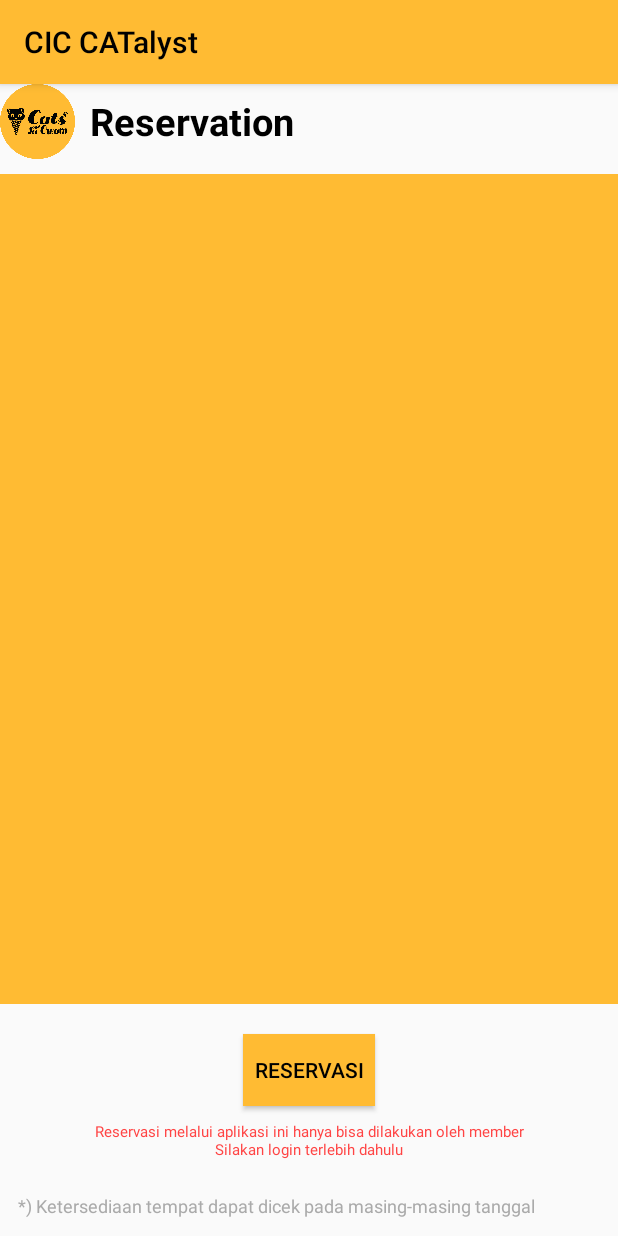
After one commit to tifaniwarnita/CIC-CATalyst, an Android app: the fragment ReservationFragment shown on its own in the app's theme, on a phone screen of 412 x 824 dp. The commit adds this screen. Run offline under Robolectric (Android 15) with nearby library versions, the phone set to English and light mode, and no system bars; libraries missing offline, so code that uses them is left out: com.roomorama.caldroid; 5 statements that could not run were skipped.

Commit message:
Add reservation fragment

```diff
--- a/CICCATalyst/app/build.gradle
+++ b/CICCATalyst/app/build.gradle
@@ -25,4 +25,5 @@ dependencies {
     compile 'com.android.support:appcompat-v7:23.1.1'
     compile 'com.android.support:design:23.1.1'
     compile 'com.android.support:support-v4:23.1.1'
+    compile 'com.roomorama:caldroid:3.0.1'
 }
--- a/CICCATalyst/app/src/main/java/com/tifaniwarnita/ciccatalyst/MainActivity.java
+++ b/CICCATalyst/app/src/main/java/com/tifaniwarnita/ciccatalyst/MainActivity.java
@@ -146,7 +146,11 @@ public class MainActivity extends AppCompatActivity
                     .addToBackStack(getResources().getString(R.string.our_menu))
                     .commit();
         } else if (id == R.id.nav_reservation) {
-
+            FragmentManager fm = getSupportFragmentManager();
+            fm.beginTransaction()
+                    .replace(R.id.fragment_container, new ReservationFragment())
+                    .addToBackStack(getResources().getString(R.string.reservation))
+                    .commit();
         } else if (id == R.id.nav_contacts) {
             FragmentManager fm = getSupportFragmentManager();
             fm.beginTransaction()
--- /dev/null
+++ b/CICCATalyst/app/src/main/java/com/tifaniwarnita/ciccatalyst/ReservationFragment.java
@@ -0,0 +1,49 @@
+package com.tifaniwarnita.ciccatalyst;
+
+
+import android.os.Bundle;
+import android.support.v4.app.Fragment;
+import android.support.v4.app.FragmentManager;
+import android.support.v4.app.FragmentTransaction;
+import android.view.LayoutInflater;
+import android.view.View;
+import android.view.ViewGroup;
+
+import com.roomorama.caldroid.CaldroidFragment;
+
+import java.util.Calendar;
+
+
+/**
+ * A simple {@link Fragment} subclass.
+ */
+public class ReservationFragment extends Fragment {
+
+
+    public ReservationFragment() {
+        // Required empty public constructor
+    }
+
+
+    @Override
+    public View onCreateView(LayoutInflater inflater, ViewGroup container,
+                             Bundle savedInstanceState) {
+        // Inflate the layout for this fragment
+        View v =  inflater.inflate(R.layout.fragment_reservation, container, false);
+
+        CaldroidFragment caldroidFragment = new CaldroidFragment();
+        Bundle args = new Bundle();
+        Calendar cal = Calendar.getInstance();
+        args.putInt(CaldroidFragment.MONTH, cal.get(Calendar.MONTH) + 1);
+        args.putInt(CaldroidFragment.YEAR, cal.get(Calendar.YEAR));
+        caldroidFragment.setArguments(args);
+
+        FragmentManager fm = getActivity().getSupportFragmentManager();
+        fm.beginTransaction()
+                .replace(R.id.calendar_fragment_container, caldroidFragment)
+                .commit();
+
+        return v;
+    }
+
+}
--- /dev/null
+++ b/CICCATalyst/app/src/main/res/layout/fragment_reservation.xml
@@ -0,0 +1,72 @@
+<LinearLayout xmlns:android="http://schemas.android.com/apk/res/android"
+    xmlns:tools="http://schemas.android.com/tools"
+    android:layout_width="match_parent"
+    android:layout_height="match_parent"
+    android:orientation="vertical"
+    android:gravity="center_horizontal"
+    tools:context="com.tifaniwarnita.ciccatalyst.ReservationFragment">
+
+    <LinearLayout
+        android:layout_width="match_parent"
+        android:layout_height="wrap_content"
+        android:orientation="horizontal"
+        android:gravity="center_vertical"
+        android:layout_marginBottom="10dp">
+
+        <ImageView
+            android:id="@+id/cic_logo"
+            android:layout_width="50dp"
+            android:layout_height="50dp"
+            android:layout_marginRight="10dp"
+            android:src="@drawable/cic_icon_launcher"
+            android:scaleType="centerInside"/>
+
+        <TextView
+            android:layout_width="wrap_content"
+            android:layout_height="wrap_content"
+            android:textSize="25sp"
+            android:textStyle="bold"
+            android:text="@string/reservation"
+            android:textColor="@android:color/black" />
+
+    </LinearLayout>
+
+    <LinearLayout
+        android:id="@+id/calendar_fragment_container"
+        android:layout_width="match_parent"
+        android:layout_height="0dp"
+        android:layout_weight="1"
+        android:orientation="vertical"
+        android:background="@color/colorPrimary">
+
+    </LinearLayout>
+
+    <Button
+        android:id="@+id/button_reservation"
+        android:layout_marginTop="20dp"
+        android:layout_width="wrap_content"
+        android:layout_height="wrap_content"
+        android:background="@color/colorPrimary"
+        android:textColor="@android:color/black"
+        android:text="@string/reservasi"/>
+
+    <TextView
+        android:id="@+id/text_view_pesan_login"
+        android:layout_width="match_parent"
+        android:layout_height="wrap_content"
+        android:layout_margin="10dp"
+        android:text="Reservasi melalui aplikasi ini hanya bisa dilakukan oleh member\nSilakan login terlebih dahulu"
+        android:textSize="10dp"
+        android:textAlignment="center"
+        android:textColor="@android:color/holo_red_light"/>
+
+    <TextView
+        android:layout_width="match_parent"
+        android:layout_height="wrap_content"
+        android:layout_margin="12dp"
+        android:text="*) Ketersediaan tempat dapat dicek pada masing-masing tanggal"
+        android:textSize="12dp"
+        android:textColor="@android:color/darker_gray"/>
+
+
+</LinearLayout>
--- a/CICCATalyst/app/src/main/res/values/strings.xml
+++ b/CICCATalyst/app/src/main/res/values/strings.xml
@@ -27,4 +27,5 @@
     <string name="home_bullet_4">Playground khusus untuk bermain kucing</string>
     <string name="home_bullet_5">Es krim berbagai rasa bisa dinikmati</string>
     <string name="pinch">Pinch to zoom</string>
+    <string name="reservasi">Reservasi</string>
 </resources>
```
Also changed, not shown: 1 other file.
